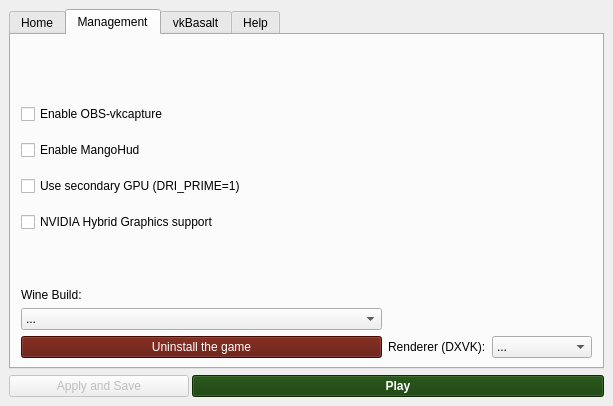
Above: src/installer.ui from polkaulfield/lol-for-linux-installer before the change. Below: the same form after it.
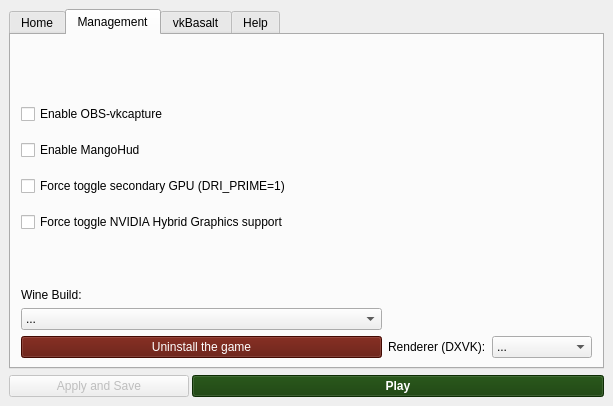
That is the form after the change. The open tabs and pages were chosen to show the change. Icons and pictures are not drawn.

```diff
--- a/src/installer.ui
+++ b/src/installer.ui
@@ -689,7 +689,7 @@
                       <bool>false</bool>
                      </property>
                      <property name="text">
-                      <string>Use secondary GPU (DRI_PRIME=1)</string>
+                      <string>Force toggle secondary GPU (DRI_PRIME=1)</string>
                      </property>
                      <property name="icon">
                       <iconset theme="video-display">
@@ -734,7 +734,7 @@
                       <bool>false</bool>
                      </property>
                      <property name="text">
-                      <string>NVIDIA Hybrid Graphics support</string>
+                      <string>Force toggle NVIDIA Hybrid Graphics support</string>
                      </property>
                      <property name="icon">
                       <iconset theme="video-display">
```
Left out of the diff: 6 changed lines with no effect on the pictures.
